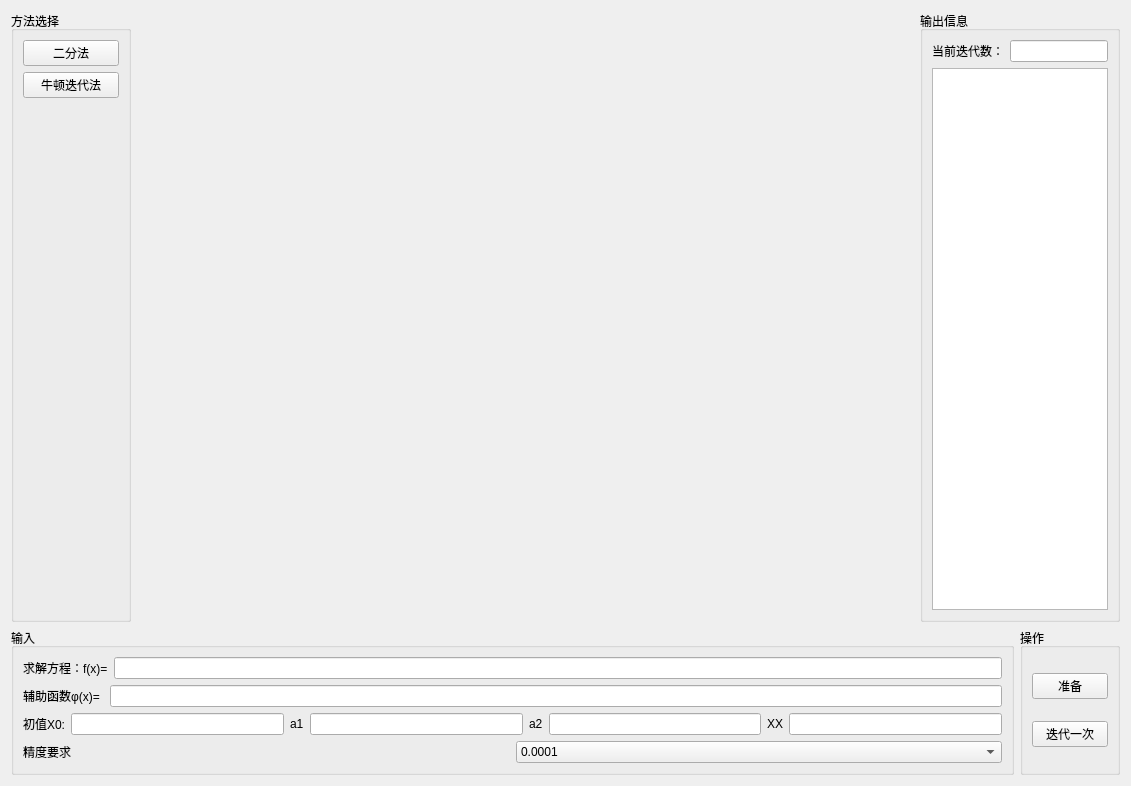
Old version of the form source/FrameEquation/FrameFunc.ui in the repository muaying/num.
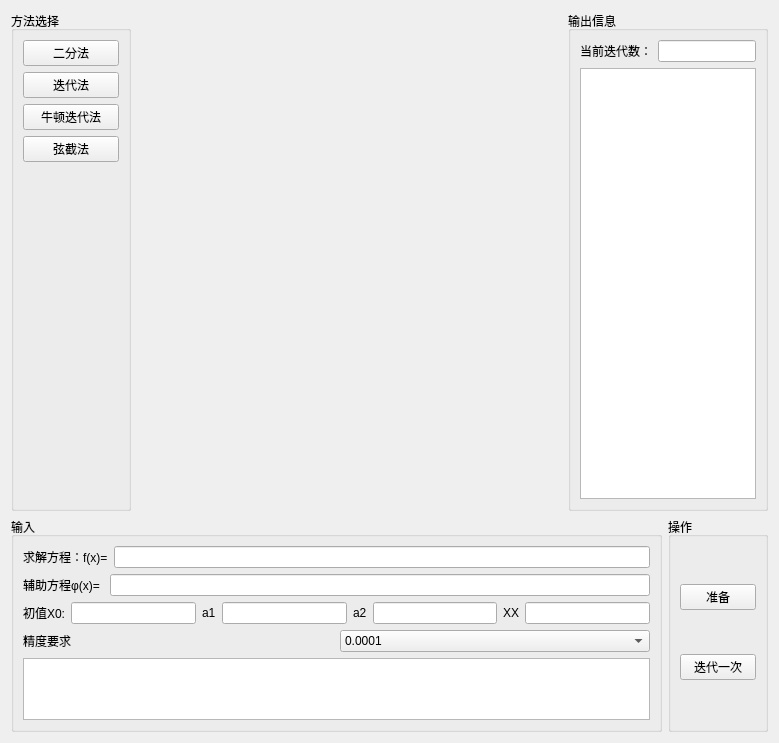
New version of the form. Custom widgets are drawn as their Qt base class.

Commit message: 完成牛顿迭代法

The edit to the form file:
```diff
--- a/source/FrameEquation/FrameFunc.ui
+++ b/source/FrameEquation/FrameFunc.ui
@@ -6,8 +6,8 @@
    <rect>
     <x>0</x>
     <y>0</y>
-    <width>1131</width>
-    <height>786</height>
+    <width>779</width>
+    <height>743</height>
    </rect>
   </property>
   <property name="windowTitle">
@@ -36,12 +36,26 @@
          </widget>
         </item>
         <item>
-         <widget class="QPushButton" name="btn_newdon">
+         <widget class="QPushButton" name="btn_equation2">
+          <property name="text">
+           <string>迭代法</string>
+          </property>
+         </widget>
+        </item>
+        <item>
+         <widget class="QPushButton" name="btn_equation3">
           <property name="text">
            <string>牛顿迭代法</string>
           </property>
          </widget>
         </item>
+        <item>
+         <widget class="QPushButton" name="btn_equation4">
+          <property name="text">
+           <string>弦截法</string>
+          </property>
+         </widget>
+        </item>
         <item>
          <spacer name="verticalSpacer_3">
           <property name="orientation">
@@ -59,7 +73,20 @@
       </widget>
      </item>
      <item>
-      <widget class="FrameDraw" name="wdgPaint"/>
+      <widget class="FrameDraw" name="wdgPaint">
+       <property name="sizePolicy">
+        <sizepolicy hsizetype="Preferred" vsizetype="Expanding">
+         <horstretch>0</horstretch>
+         <verstretch>0</verstretch>
+        </sizepolicy>
+       </property>
+       <property name="minimumSize">
+        <size>
+         <width>0</width>
+         <height>500</height>
+        </size>
+       </property>
+      </widget>
      </item>
      <item>
       <widget class="QGroupBox" name="gb_out">
@@ -107,6 +134,12 @@
     <layout class="QHBoxLayout" name="horizontalLayout_10">
      <item>
       <widget class="QGroupBox" name="gb_input">
+       <property name="maximumSize">
+        <size>
+         <width>16777215</width>
+         <height>215</height>
+        </size>
+       </property>
        <property name="title">
         <string>输入</string>
        </property>
@@ -130,7 +163,7 @@
           <item>
            <widget class="QLabel" name="label_3">
             <property name="text">
-             <string>辅助函数φ(x)= </string>
+             <string>辅助方程φ(x)= </string>
             </property>
            </widget>
           </item>
@@ -217,6 +250,16 @@
           </item>
          </layout>
         </item>
+        <item>
+         <widget class="QPlainTextEdit" name="pedt_tips">
+          <property name="maximumSize">
+           <size>
+            <width>16777215</width>
+            <height>100</height>
+           </size>
+          </property>
+         </widget>
+        </item>
        </layout>
       </widget>
      </item>
@@ -225,7 +268,7 @@
        <property name="maximumSize">
         <size>
          <width>100</width>
-         <height>16777215</height>
+         <height>215</height>
         </size>
        </property>
        <property name="title">
```
Left out of the diff: 6 changed lines with no effect on the pictures. The commit also changes 10 other files.
